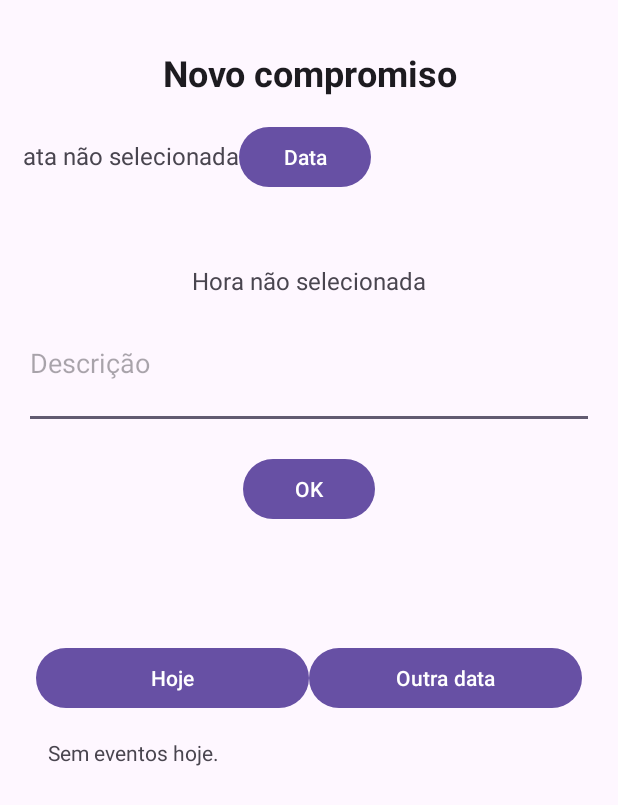
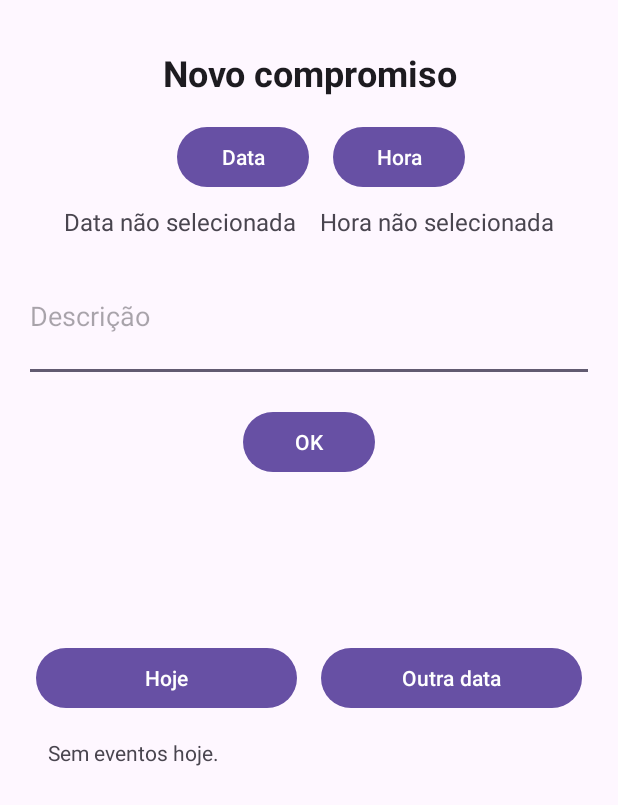
Before and after one commit to mclmarques/Agenda, an Android app: the screen it shows after launch (MainActivity), on a phone screen of 412 x 824 dp. Shown: the top 805 px of the screen. Run offline under Robolectric (Android 15) with nearby library versions, the phone set to English and light mode, and no system bars; our stand-ins replace Room's generated code.

Commit message:
Fix broken UI when using buttons Minor changes to the UI Minor changes to UI code

```diff
--- a/app/src/main/java/com/android/puc/agenda/AddEventFragment.java
+++ b/app/src/main/java/com/android/puc/agenda/AddEventFragment.java
@@ -20,8 +20,8 @@ public class AddEventFragment extends Fragment {
     public View onCreateView(@NonNull LayoutInflater inflater, @Nullable ViewGroup container, @Nullable Bundle savedInstanceState) {
         View view = inflater.inflate(R.layout.add_event, container, false);
 
-        selectedDateTextView = view.findViewById(R.id.selectedDateTextView);
-        tvSelectedTime = view.findViewById(R.id.tvSelectedTime);
+        selectedDateTextView = view.findViewById(R.id.selectedDateTv);
+        tvSelectedTime = view.findViewById(R.id.selectedTimeTv);
 
         Button btnData = view.findViewById(R.id.btnData);
         btnData.setOnClickListener(v -> openDatePicker());
--- a/app/src/main/res/layout/add_event.xml
+++ b/app/src/main/res/layout/add_event.xml
@@ -1,5 +1,6 @@
 <?xml version="1.0" encoding="utf-8"?>
 <LinearLayout xmlns:android="http://schemas.android.com/apk/res/android"
+    xmlns:app="http://schemas.android.com/apk/res-auto"
     android:layout_width="match_parent"
     android:layout_height="match_parent"
     android:orientation="vertical"
@@ -22,14 +23,9 @@
         android:orientation="horizontal"
         android:gravity="center_horizontal">
 
-
-        <TextView
-            android:id="@+id/selectedDateTextView"
-            android:layout_width="wrap_content"
-            android:layout_height="wrap_content"
-            android:layout_marginBottom="8dp"
-            android:text="Data não selecionada"
-            android:textSize="16sp" />
+        <Space
+            android:layout_width="16dp"
+            android:layout_height="wrap_content" />
 
         <Button
             android:id="@+id/btnData"
@@ -38,7 +34,7 @@
             android:text="@string/data" />
 
         <Space
-            android:layout_width="160dp"
+            android:layout_width="16dp"
             android:layout_height="wrap_content" />
 
 
@@ -49,14 +45,37 @@
             android:text="@string/hora" />
     </LinearLayout>
 
-    <TextView
-        android:id="@+id/tvSelectedTime"
-        android:layout_width="wrap_content"
+    <LinearLayout
+        android:layout_width="match_parent"
         android:layout_height="wrap_content"
-        android:text="Hora não selecionada"
-        android:textSize="16sp"
-        android:layout_gravity="center_horizontal"
-        android:layout_marginTop="8dp" />
+        android:orientation="horizontal"
+        android:gravity="center_horizontal"
+        android:paddingTop="8.dp">
+
+        <TextView
+            android:id="@+id/selectedDateTv"
+            android:layout_width="wrap_content"
+            android:layout_height="wrap_content"
+            android:layout_marginBottom="8dp"
+            android:text="@string/sem_data"
+            android:textSize="16sp" />
+
+        <Space
+            android:layout_width="16dp"
+            android:layout_height="wrap_content" />
+
+        <TextView
+            android:id="@+id/selectedTimeTv"
+            android:layout_width="wrap_content"
+            android:layout_height="wrap_content"
+            android:text="@string/sem_hora"
+            android:textSize="16sp"
+            android:layout_gravity="center_horizontal"
+            android:layout_marginTop="8dp" />
+
+    </LinearLayout>
+
+
 
     <EditText
         android:id="@+id/descricaoEditText"
@@ -68,9 +87,9 @@
         android:layout_marginBottom="16dp" />
 
     <Button
+        android:id="@+id/btnOk"
         android:layout_width="wrap_content"
         android:layout_height="wrap_content"
         android:text="@string/ok"
         android:layout_gravity="center_horizontal"/>
-
 </LinearLayout>
--- a/app/src/main/res/layout/event_list.xml
+++ b/app/src/main/res/layout/event_list.xml
@@ -18,6 +18,10 @@
             android:layout_weight="1"
             android:layout_height="wrap_content"
             android:text="@string/hoje" />
+
+        <Space
+            android:layout_width="16dp"
+            android:layout_height="wrap_content" />
 
         <Button
             android:id="@+id/btnPickDate"
--- a/app/src/main/res/values/strings.xml
+++ b/app/src/main/res/values/strings.xml
@@ -8,4 +8,6 @@
     <string name="hoje">Hoje</string>
     <string name="outra_data">Outra data</string>
     <string name="sem_eventos">Sem eventos hoje.</string>
+    <string name="sem_data">Data não selecionada</string>
+    <string name="sem_hora">Hora não selecionada</string>
 </resources>
```
